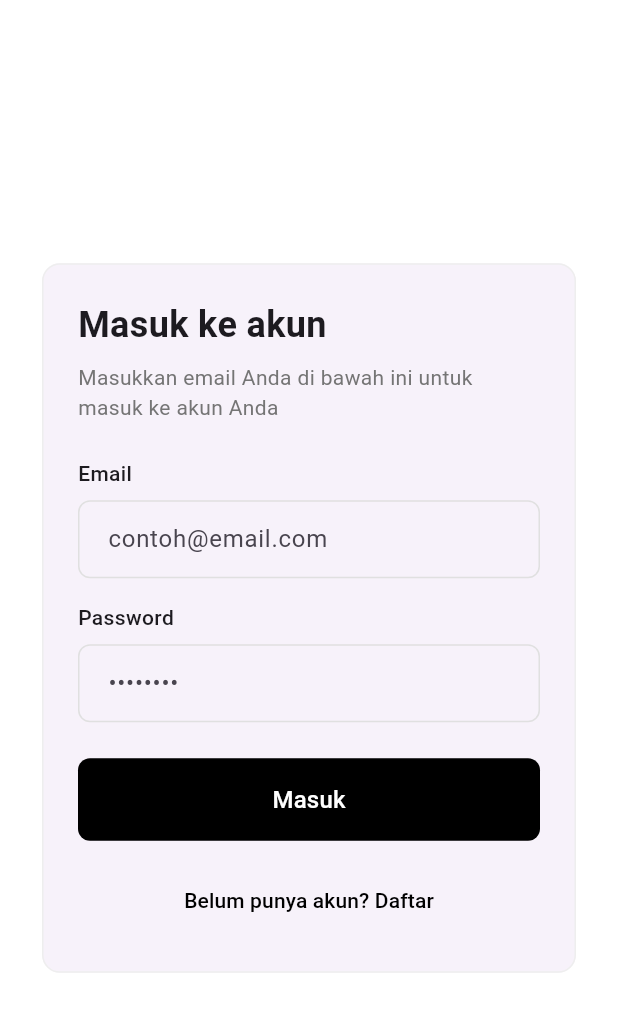
After one commit to gagassurya19/bookwise-mobile-flutter, a Flutter app: the LoginScreen screen opened directly, after a tap on "Masuk", on a phone screen of 412 x 824 dp. The commit adds this screen. Shown: the top 1012 px of the screen. Run offline on Flutter 3.47's test engine with Material 3 defaults, Android fonts, the light colour scheme and no system bars; our stand-ins replace flutter_svg; network calls fail.

Commit message:
feat: menambah halaman login_screen

```diff
--- a/lib/main.dart
+++ b/lib/main.dart
@@ -2,6 +2,7 @@ import 'package:flutter/material.dart';
 import 'package:flutter_svg/svg.dart';
 
 import 'screens/explore_screen.dart';
+import 'screens/login_screen.dart';
 
 void main() {
   runApp(const MyApp());
@@ -87,10 +88,9 @@ class _BookHomePageState extends State<BookHomePage> {
                         decoration: InputDecoration(
                           hintText: 'Search your book here...',
                           hintStyle: TextStyle(
-                            color: Colors.grey.shade400,
-                            fontSize: 14,
-                            fontWeight: FontWeight.w500
-                          ),
+                              color: Colors.grey.shade400,
+                              fontSize: 14,
+                              fontWeight: FontWeight.w500),
                           border: InputBorder.none,
                         ),
                       ),
@@ -300,7 +300,14 @@ class HomeScreen extends StatelessWidget {
                 SizedBox(
                   width: 200,
                   child: ElevatedButton(
-                    onPressed: () {},
+                    onPressed: () {
+                      Navigator.push(
+                        context,
+                        MaterialPageRoute(
+                          builder: (context) => const LoginScreen(),
+                        ),
+                      );
+                    },
                     style: ElevatedButton.styleFrom(
                       backgroundColor: Colors.black,
                       foregroundColor: Colors.white,
@@ -329,7 +336,8 @@ class HomeScreen extends StatelessWidget {
                   mainAxisAlignment: MainAxisAlignment.center,
                   children: [
                     for (int i = 0; i < 5; i++)
-                      const Icon(Icons.star, color: Color(0xFFFFD700), size: 24),
+                      const Icon(Icons.star,
+                          color: Color(0xFFFFD700), size: 24),
                     const SizedBox(width: 8),
                     const Text(
                       '5.0',
@@ -392,7 +400,7 @@ class HomeScreen extends StatelessWidget {
               child: CircularProgressIndicator(
                 value: loadingProgress.expectedTotalBytes != null
                     ? loadingProgress.cumulativeBytesLoaded /
-                      loadingProgress.expectedTotalBytes!
+                        loadingProgress.expectedTotalBytes!
                     : null,
                 strokeWidth: 2,
               ),
@@ -480,14 +488,16 @@ class _ReadingBooksList extends StatelessWidget {
             {
               'title': 'Atomic Habits',
               'author': 'James Clear',
-              'coverUrl': 'https://m.media-amazon.com/images/I/81wgcld4wxL._AC_UF1000,1000_QL80_.jpg',
+              'coverUrl':
+                  'https://m.media-amazon.com/images/I/81wgcld4wxL._AC_UF1000,1000_QL80_.jpg',
               'rating': 4.8,
               'progress': 65,
             },
             {
               'title': 'The Psychology of Money',
               'author': 'Morgan Housel',
-              'coverUrl': 'https://m.media-amazon.com/images/I/71J3+5lrCDL._AC_UF1000,1000_QL80_.jpg',
+              'coverUrl':
+                  'https://m.media-amazon.com/images/I/71J3+5lrCDL._AC_UF1000,1000_QL80_.jpg',
               'rating': 4.6,
               'progress': 30,
             },
@@ -496,7 +506,8 @@ class _ReadingBooksList extends StatelessWidget {
             {
               'title': 'Sapiens: A Brief History of Humankind',
               'author': 'Yuval Noah Harari',
-              'coverUrl': 'https://m.media-amazon.com/images/I/713jIoMO3UL._AC_UF1000,1000_QL80_.jpg',
+              'coverUrl':
+                  'https://m.media-amazon.com/images/I/713jIoMO3UL._AC_UF1000,1000_QL80_.jpg',
               'rating': 4.7,
               'progress': 100,
             },
@@ -515,7 +526,9 @@ class _ReadingBooksList extends StatelessWidget {
           mainAxisAlignment: MainAxisAlignment.center,
           children: [
             Icon(
-              isCurrentlyReading ? Icons.book_outlined : Icons.check_circle_outline,
+              isCurrentlyReading
+                  ? Icons.book_outlined
+                  : Icons.check_circle_outline,
               size: 60,
               color: Colors.grey.shade400,
             ),
@@ -557,7 +570,8 @@ class _ReadingBooksList extends StatelessWidget {
             children: [
               // Book cover
               ClipRRect(
-                borderRadius: const BorderRadius.horizontal(left: Radius.circular(12)),
+                borderRadius:
+                    const BorderRadius.horizontal(left: Radius.circular(12)),
                 child: Image.network(
                   book['coverUrl'] as String,
                   height: 120,
@@ -599,7 +613,8 @@ class _ReadingBooksList extends StatelessWidget {
                       const SizedBox(height: 8),
                       Row(
                         children: [
-                          const Icon(Icons.star, color: Color(0xFFFFD700), size: 16),
+                          const Icon(Icons.star,
+                              color: Color(0xFFFFD700), size: 16),
                           const SizedBox(width: 4),
                           Text(
                             (book['rating'] as double).toString(),
@@ -624,7 +639,8 @@ class _ReadingBooksList extends StatelessWidget {
                         LinearProgressIndicator(
                           value: (book['progress'] as int) / 100,
                           backgroundColor: Colors.grey.shade200,
-                          valueColor: const AlwaysStoppedAnimation<Color>(Colors.black),
+                          valueColor:
+                              const AlwaysStoppedAnimation<Color>(Colors.black),
                         ),
                       ],
                     ],
--- a/lib/screens/home_screen.dart
+++ b/lib/screens/home_screen.dart
@@ -1,7 +1,7 @@
 import 'package:flutter/material.dart';
 import '../widgets/avatar_row.dart';
 import '../widgets/rating_display.dart';
-import '../utils/constants.dart';
+// import '../utils/constants.dart';
 
 class HomeScreen extends StatelessWidget {
   const HomeScreen({super.key});
--- /dev/null
+++ b/lib/screens/login_screen.dart
@@ -0,0 +1,225 @@
+import 'package:flutter/material.dart';
+
+class LoginScreen extends StatefulWidget {
+  const LoginScreen({Key? key}) : super(key: key);
+
+  @override
+  State<LoginScreen> createState() => _LoginScreenState();
+}
+
+class _LoginScreenState extends State<LoginScreen> {
+  final _emailController = TextEditingController();
+  final _passwordController = TextEditingController();
+  bool _isLoading = false;
+
+  @override
+  void dispose() {
+    _emailController.dispose();
+    _passwordController.dispose();
+    super.dispose();
+  }
+
+  void _handleLogin() {
+    // Implement your login logic here
+    setState(() {
+      _isLoading = true;
+    });
+
+    // Simulate network delay
+    Future.delayed(const Duration(seconds: 1), () {
+      if (mounted) {
+        setState(() {
+          _isLoading = false;
+        });
+        // Navigate to main page after successful login
+        // Navigator.of(context).pushReplacement(
+        //   MaterialPageRoute(builder: (_) => const MainPage()),
+        // );
+      }
+    });
+  }
+
+  void _navigateToSignUp() {
+    // Navigate to sign up page
+    // Navigator.of(context).push(
+    //   MaterialPageRoute(builder: (_) => const SignUpScreen()),
+    // );
+  }
+
+  @override
+  Widget build(BuildContext context) {
+    return Scaffold(
+      backgroundColor: Colors.white,
+      body: SafeArea(
+        child: Center(
+          child: SingleChildScrollView(
+            child: Padding(
+              padding: const EdgeInsets.all(24.0),
+              child: Card(
+                elevation: 0,
+                shape: RoundedRectangleBorder(
+                  borderRadius: BorderRadius.circular(12),
+                  side: BorderSide(color: Colors.grey.shade200),
+                ),
+                child: Padding(
+                  padding: const EdgeInsets.all(24.0),
+                  child: Column(
+                    mainAxisSize: MainAxisSize.min,
+                    crossAxisAlignment: CrossAxisAlignment.start,
+                    children: [
+                      const Text(
+                        'Masuk ke akun',
+                        style: TextStyle(
+                          fontSize: 24,
+                          fontWeight: FontWeight.bold,
+                        ),
+                      ),
+                      const SizedBox(height: 8),
+                      Text(
+                        'Masukkan email Anda di bawah ini untuk masuk ke akun Anda',
+                        style: TextStyle(
+                          fontSize: 14,
+                          color: Colors.grey.shade600,
+                        ),
+                      ),
+                      const SizedBox(height: 24),
+
+                      // Email Field
+                      Column(
+                        crossAxisAlignment: CrossAxisAlignment.start,
+                        children: [
+                          const Text(
+                            'Email',
+                            style: TextStyle(
+                              fontWeight: FontWeight.w500,
+                            ),
+                          ),
+                          const SizedBox(height: 8),
+                          TextFormField(
+                            controller: _emailController,
+                            keyboardType: TextInputType.emailAddress,
+                            decoration: InputDecoration(
+                              hintText: 'contoh@email.com',
+                              border: OutlineInputBorder(
+                                borderRadius: BorderRadius.circular(8),
+                                borderSide: BorderSide(color: Colors.grey.shade300),
+                              ),
+                              enabledBorder: OutlineInputBorder(
+                                borderRadius: BorderRadius.circular(8),
+                                borderSide: BorderSide(color: Colors.grey.shade300),
+                              ),
+                              focusedBorder: OutlineInputBorder(
+                                borderRadius: BorderRadius.circular(8),
+                                borderSide: const BorderSide(color: Colors.black, width: 1.5),
+                              ),
+                              contentPadding: const EdgeInsets.symmetric(
+                                horizontal: 16,
+                                vertical: 14,
+                              ),
+                            ),
+                          ),
+                        ],
+                      ),
+
+                      const SizedBox(height: 16),
+
+                      // Password Field
+                      Column(
+                        crossAxisAlignment: CrossAxisAlignment.start,
+                        children: [
+                          const Text(
+                            'Password',
+                            style: TextStyle(
+                              fontWeight: FontWeight.w500,
+                            ),
+                          ),
+                          const SizedBox(height: 8),
+                          TextFormField(
+                            controller: _passwordController,
+                            obscureText: true,
+                            decoration: InputDecoration(
+                              hintText: '••••••••',
+                              border: OutlineInputBorder(
+                                borderRadius: BorderRadius.circular(8),
+                                borderSide: BorderSide(color: Colors.grey.shade300),
+                              ),
+                              enabledBorder: OutlineInputBorder(
+                                borderRadius: BorderRadius.circular(8),
+                                borderSide: BorderSide(color: Colors.grey.shade300),
+                              ),
+                              focusedBorder: OutlineInputBorder(
+                                borderRadius: BorderRadius.circular(8),
+                                borderSide: const BorderSide(color: Colors.black, width: 1.5),
+                              ),
+                              contentPadding: const EdgeInsets.symmetric(
+                                horizontal: 16,
+                                vertical: 14,
+                              ),
+                            ),
+                          ),
+                        ],
+                      ),
+
+                      const SizedBox(height: 24),
+
+                      // Login Button
+                      SizedBox(
+                        width: double.infinity,
+                        child: ElevatedButton(
+                          onPressed: _isLoading ? null : _handleLogin,
+                          style: ElevatedButton.styleFrom(
+                            backgroundColor: Colors.black,
+                            foregroundColor: Colors.white,
+                            padding: const EdgeInsets.symmetric(vertical: 16),
+                            shape: RoundedRectangleBorder(
+                              borderRadius: BorderRadius.circular(8),
+                            ),
+                            elevation: 0,
+                          ),
+                          child: _isLoading
+                              ? const SizedBox(
+                                  height: 20,
+                                  width: 20,
+                                  child: CircularProgressIndicator(
+                                    strokeWidth: 2,
+                                    color: Colors.white,
+                                  ),
+                                )
+                              : const Text(
+                                  'Masuk',
+                                  style: TextStyle(
+                                    fontSize: 16,
+                                    fontWeight: FontWeight.w500,
+                                  ),
+                                ),
+                        ),
+                      ),
+
+                      const SizedBox(height: 16),
+
+                      // Sign Up Link
+                      Center(
+                        child: TextButton(
+                          onPressed: _navigateToSignUp,
+                          style: TextButton.styleFrom(
+                            foregroundColor: Colors.black,
+                          ),
+                          child: const Text(
+                            'Belum punya akun? Daftar',
+                            style: TextStyle(
+                              fontWeight: FontWeight.w500,
+                            ),
+                          ),
+                        ),
+                      ),
+                    ],
+                  ),
+                ),
+              ),
+            ),
+          ),
+        ),
+      ),
+    );
+  }
+}
--- a/lib/utils/dummy_data.dart
+++ b/lib/utils/dummy_data.dart
@@ -1,5 +1,5 @@
 import '../models/book.dart';
-import 'constants.dart';
+// import 'constants.dart';
 
 class DummyData {
   static List<Book> getBooks() {
```
Also changed, not shown: lib/screens/signup_screen.dart (added).
